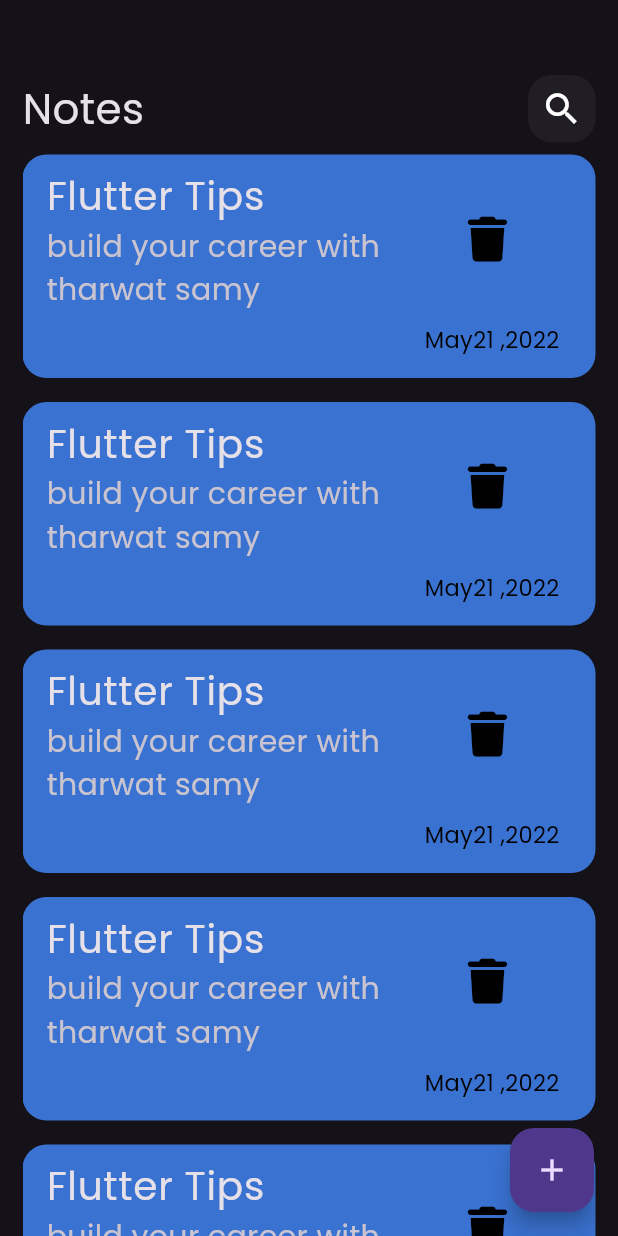
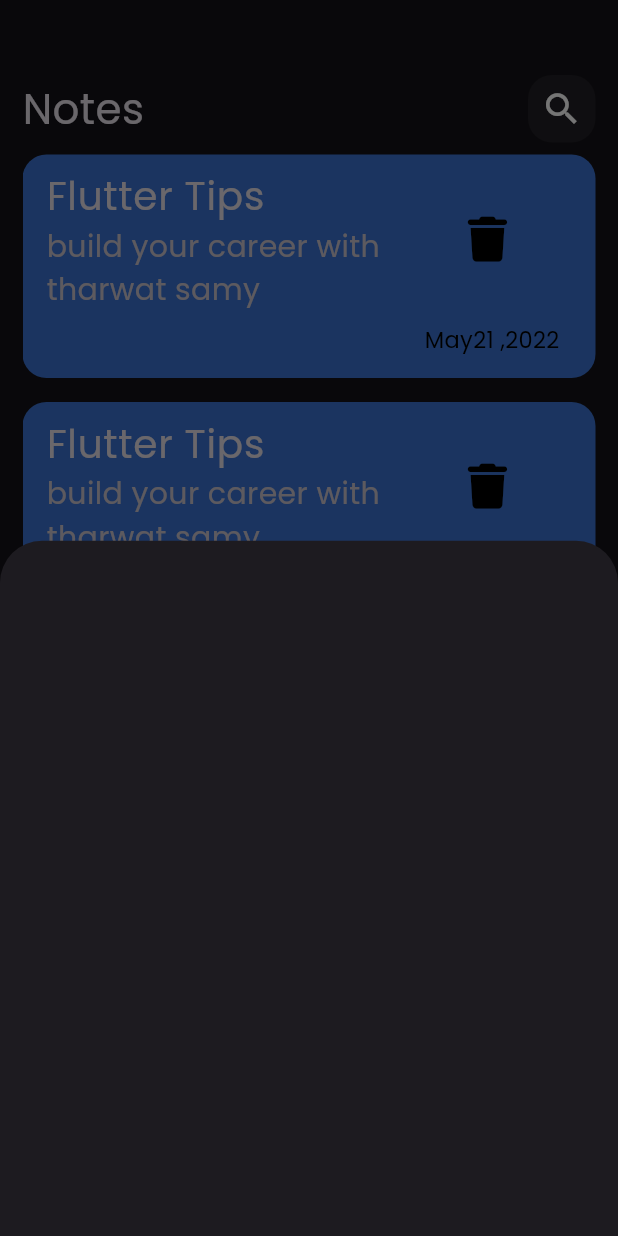
Before and after one commit to mostafaabuBakr9/notes_app, a Flutter app: the screen it shows after launch, after a tap on the "add" icon, on a phone screen of 412 x 824 dp. Run offline on Flutter 3.47's test engine with Material 3 defaults, Android fonts, the phone set to English and light mode, and no system bars; our stand-ins replace font_awesome_flutter.

Commit message:
add note bottom sheet

```diff
--- a/lib/Views/notes_view.dart
+++ b/lib/Views/notes_view.dart
@@ -8,9 +8,14 @@ class NotesView extends StatelessWidget {
   Widget build(BuildContext context) {
     return Scaffold(
         floatingActionButton: FloatingActionButton(
-          onPressed: () {},
+          onPressed: () {
+            showModalBottomSheet(
+                context: context,
+                builder: (context) {
+                  return Container();
+                });
+          },
           child: Icon(Icons.add),
-
         ),
         body: const NotesViewBody());
   }
```
Also changed, not shown: lib/Views/widgets/add_note_bottom_sheet.dart (added, +10 -0 lines).
